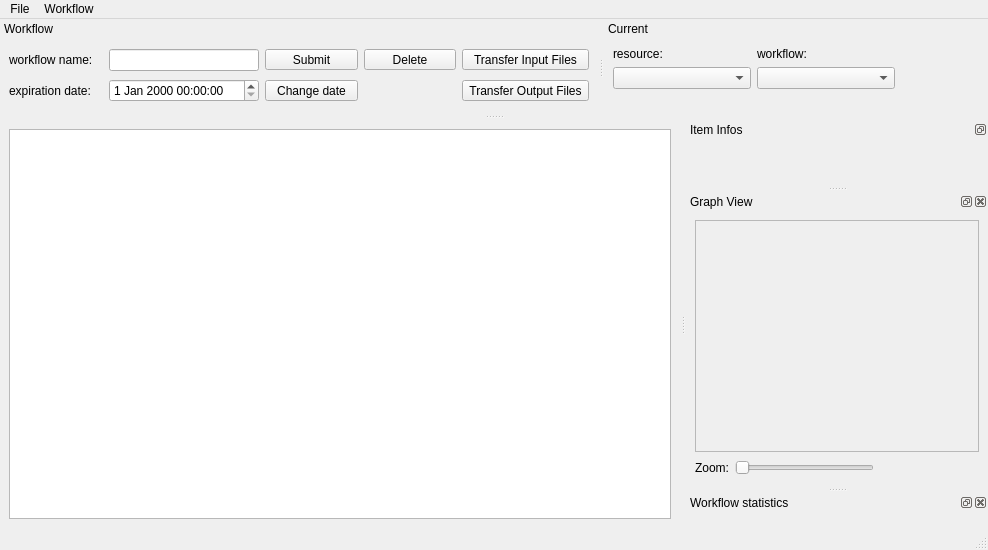
Above: python/soma/jobs/gui/WorkflowMainWindow.ui from populse/soma-workflow before the change. Below: the same form after it.
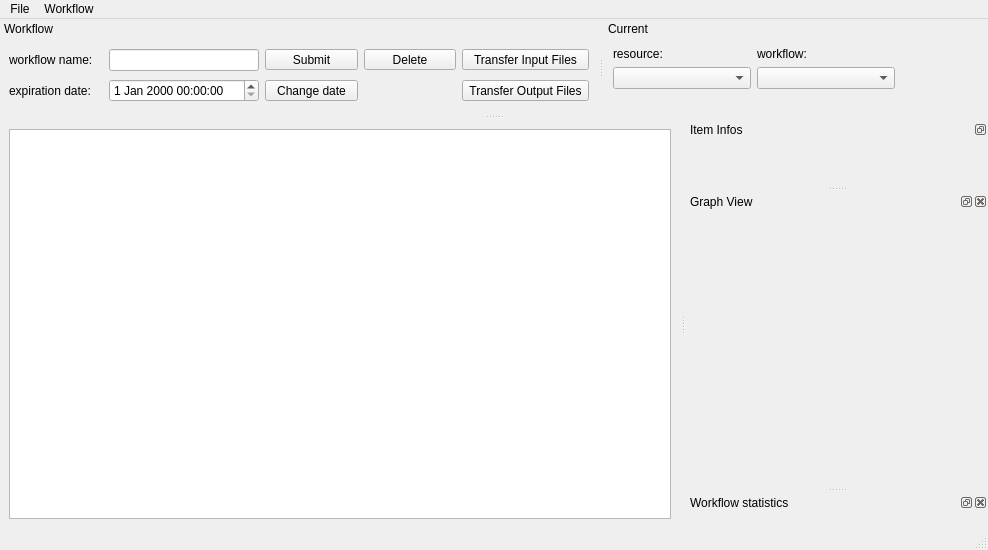
That is the form after the change.

Commit message: The scroll bars are back in the graph view.

Diff of the .ui file:
```diff
--- a/python/soma/jobs/gui/WorkflowMainWindow.ui
+++ b/python/soma/jobs/gui/WorkflowMainWindow.ui
@@ -10,6 +10,12 @@
     <height>550</height>
    </rect>
   </property>
+  <property name="sizePolicy">
+   <sizepolicy hsizetype="Preferred" vsizetype="Preferred">
+    <horstretch>0</horstretch>
+    <verstretch>0</verstretch>
+   </sizepolicy>
+  </property>
   <property name="windowTitle">
    <string>MainWindow</string>
   </property>
@@ -328,64 +334,7 @@
    <attribute name="dockWidgetArea">
     <number>2</number>
    </attribute>
-   <widget class="QWidget" name="dockWidgetContents_graph_view">
-    <layout class="QVBoxLayout" name="verticalLayout">
-     <item>
-      <widget class="QScrollArea" name="scrollArea">
-       <property name="widgetResizable">
-        <bool>true</bool>
-       </property>
-       <widget class="QWidget" name="graphViewScrollAreaWidgetContents">
-        <property name="geometry">
-         <rect>
-          <x>0</x>
-          <y>0</y>
-          <width>280</width>
-          <height>204</height>
-         </rect>
-        </property>
-       </widget>
-      </widget>
-     </item>
-     <item>
-      <layout class="QHBoxLayout" name="horizontalLayout">
-       <item>
-        <widget class="QLabel" name="label_3">
-         <property name="text">
-          <string>Zoom:</string>
-         </property>
-        </widget>
-       </item>
-       <item>
-        <widget class="QSlider" name="slider_zoom">
-         <property name="minimumSize">
-          <size>
-           <width>139</width>
-           <height>0</height>
-          </size>
-         </property>
-         <property name="orientation">
-          <enum>Qt::Horizontal</enum>
-         </property>
-        </widget>
-       </item>
-       <item>
-        <spacer name="horizontalSpacer">
-         <property name="orientation">
-          <enum>Qt::Horizontal</enum>
-         </property>
-         <property name="sizeHint" stdset="0">
-          <size>
-           <width>40</width>
-           <height>20</height>
-          </size>
-         </property>
-        </spacer>
-       </item>
-      </layout>
-     </item>
-    </layout>
-   </widget>
+   <widget class="QWidget" name="dockWidgetContents_graph_view"/>
   </widget>
   <widget class="QDockWidget" name="dock_wf_statistics">
    <property name="allowedAreas">
```
Left out of the diff: 1 changed line with no effect on the pictures. The commit also changes 4 other files.
